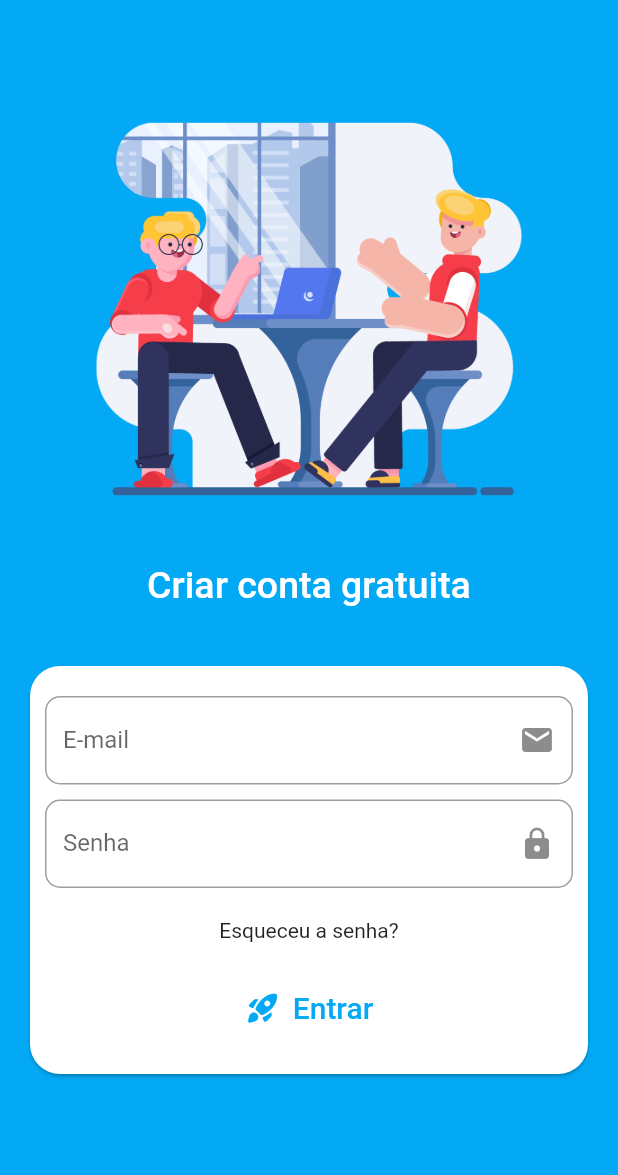
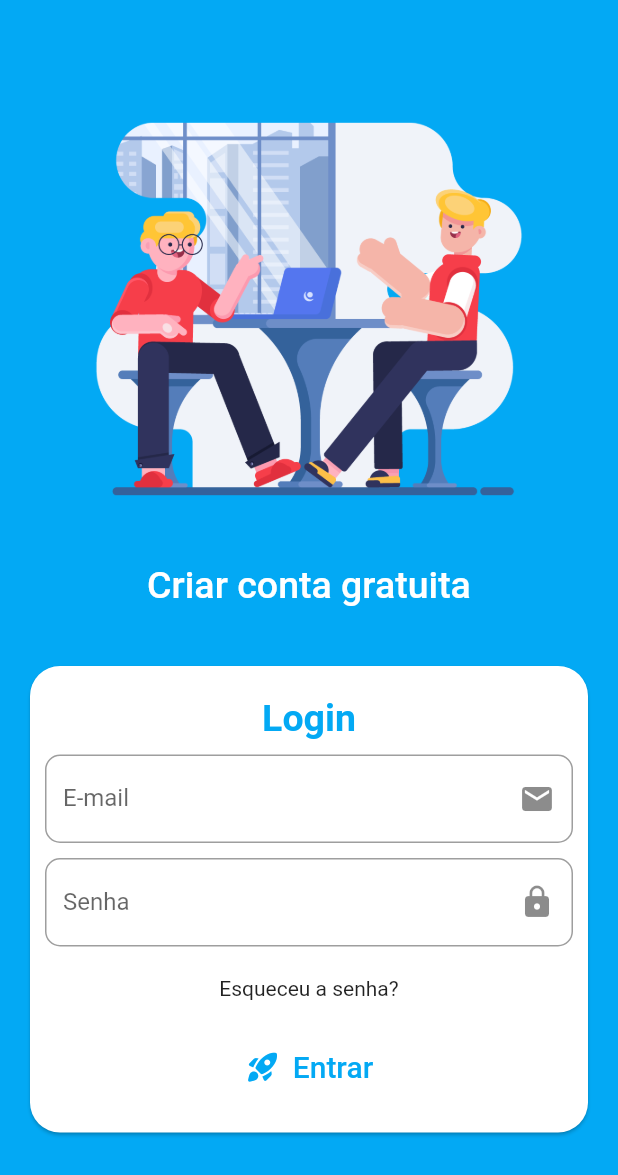
Before and after one commit to mechztcc/flutter-food-owner, a Flutter app: the CreateAccountPage screen opened by its route, after a tap on "Já sou cadastrado", on a phone screen of 412 x 824 dp. Shown: the top 1175 px of the screen. Run offline on Flutter 3.47's test engine with Material 2 defaults, Android fonts, the phone set to English and light mode, and no system bars; our stand-ins replace dio, flutter_mobx, flutter_modular, loading_animation_widget, logger, mobx; missing offline and left inert: asuka, validatorless; generated files the repository leaves out were written again.

Commit message:
fix: changes in login / create account form

```diff
--- a/lib/app/modules/user/components/create_account_form_widget.dart
+++ b/lib/app/modules/user/components/create_account_form_widget.dart
@@ -46,6 +46,16 @@ class _CreateAccountFormWidgetState extends State<CreateAccountFormWidget> {
           autovalidateMode: AutovalidateMode.always,
           child: Column(
             children: [
+              Text(
+                'Novo usuário',
+                style: TextStyle(
+                    fontSize: 25,
+                    fontWeight: FontWeight.bold,
+                    color: Theme.of(context).primaryColor),
+              ),
+              const SizedBox(
+                height: 10,
+              ),
               TextFormField(
                 validator: Validatorless.multiple(
                   [Validatorless.required('Nome obrigatório')],
--- a/lib/app/modules/user/components/login_form_widget.dart
+++ b/lib/app/modules/user/components/login_form_widget.dart
@@ -15,6 +15,16 @@ class LoginFormWidget extends StatelessWidget {
           padding: const EdgeInsets.symmetric(horizontal: 10, vertical: 20),
           child: Column(
             children: [
+              Text(
+                'Login',
+                style: TextStyle(
+                    fontSize: 25,
+                    fontWeight: FontWeight.bold,
+                    color: Theme.of(context).primaryColor),
+              ),
+              const SizedBox(
+                height: 10,
+              ),
               Form(
                 child: Column(
                   children: [
```
Also changed, not shown: pubspec.lock, 1 other file.
